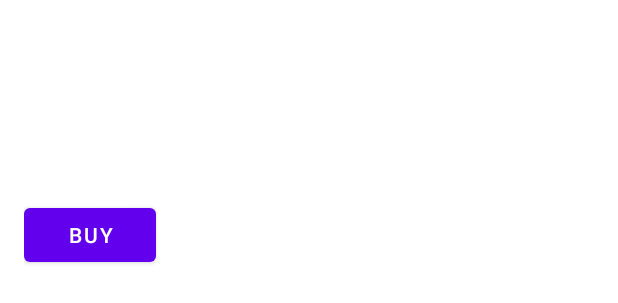
After one commit to vitormmartins/BookStore_Android_Application, an Android app: the layout activity_book_detail.xml on its own in the app's theme, with its tools: preview values and no code run, on a phone screen of 412 x 824 dp. The commit adds this screen. Shown: the top 303 px of the screen. Run offline under Robolectric (Android 15) with nearby library versions, the light colour scheme and no system bars.

Commit message:
feat: book activity with buy link added

```diff
--- /dev/null
+++ b/app/src/main/res/layout/activity_book_detail.xml
@@ -0,0 +1,48 @@
+<!-- res/layout/activity_book_detail.xml -->
+
+<RelativeLayout
+    xmlns:android="http://schemas.android.com/apk/res/android"
+    android:id="@+id/parentLayout"
+    android:layout_width="match_parent"
+    android:layout_height="match_parent"
+    android:padding="16dp">
+
+    <TextView
+        android:id="@+id/titleTextView"
+        android:layout_width="match_parent"
+        android:layout_height="wrap_content"
+        android:textSize="20sp"
+        android:textStyle="bold"
+        android:layout_marginBottom="8dp"/>
+
+    <TextView
+        android:id="@+id/authorTextView"
+        android:layout_width="match_parent"
+        android:layout_height="wrap_content"
+        android:textSize="16sp"
+        android:layout_below="@id/titleTextView"
+        android:layout_marginBottom="8dp"/>
+
+    <TextView
+        android:id="@+id/descriptionTextView"
+        android:layout_width="match_parent"
+        android:layout_height="wrap_content"
+        android:layout_below="@id/authorTextView"
+        android:layout_marginBottom="16dp"/>
+
+    <FrameLayout
+        android:id="@+id/buttonContainer"
+        android:layout_width="match_parent"
+        android:layout_height="wrap_content"
+        android:layout_below="@id/descriptionTextView"
+        android:layout_marginTop="16dp"/>
+
+    <Button
+        android:id="@+id/buyLink"
+        android:layout_width="wrap_content"
+        android:layout_height="wrap_content"
+        android:text="Buy"
+        android:layout_below="@id/descriptionTextView"
+        android:layout_marginTop="16dp"/>
+
+</RelativeLayout>
```
Also changed, not shown: app/src/main/java/com/bookstore/bookstorecsdksibsapplication/Book.java (+23 -3 lines), app/src/main/java/com/bookstore/bookstorecsdksibsapplication/BookAdapter.java (+10 -4 lines), app/src/main/java/com/bookstore/bookstorecsdksibsapplication/BookDetailActivity.java (added, +66 -0 lines), app/src/main/java/com/bookstore/bookstorecsdksibsapplication/MainActivity.java (+8 -1 lines).
